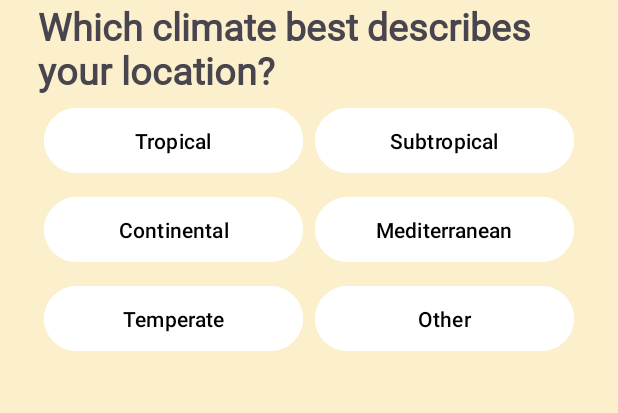
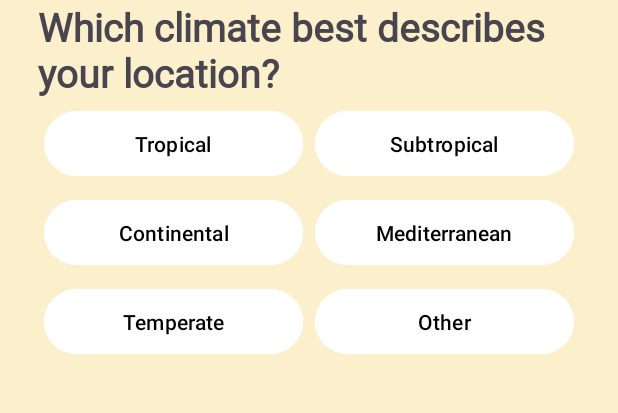
Before and after one commit to evelynnguyenh/Gardenly, an Android app: the layout activity_climate_selection.xml on its own in the app's theme, with its tools: preview values and no code run, on a phone screen of 412 x 824 dp, the part 225-638 px from its top. Run offline under Robolectric (Android 15) with nearby library versions, the phone set to English and light mode, and no system bars.

Commit message:
Initial commit

```diff
--- a/app/src/main/res/layout/activity_climate_selection.xml
+++ b/app/src/main/res/layout/activity_climate_selection.xml
@@ -35,7 +35,7 @@
                 android:text="@string/climate_question"
                 android:fontFamily="@font/dongler"
                 android:textStyle="bold"
-                android:textSize="25dp" />
+                android:textSize="26dp" />
 
             <GridLayout
                 android:layout_width="match_parent"
```
